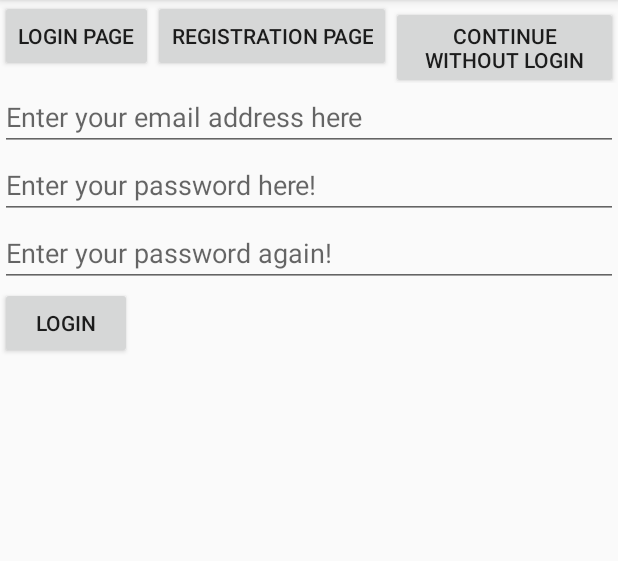
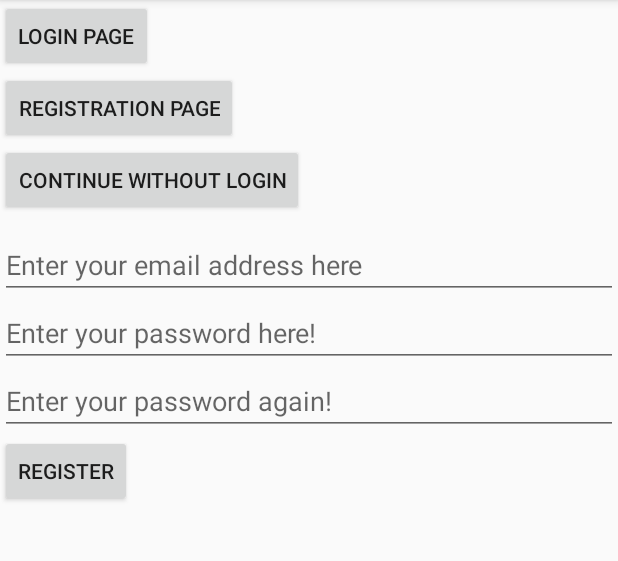
Before and after one commit to UjhelyiB/Museum, an Android app: the screen it shows after launch (LoginActivity), after a tap on "REGISTRATION PAGE", on a phone screen of 412 x 824 dp, the part 84-645 px from its top. Run offline under Robolectric (Android 15) with nearby library versions, the phone set to English and light mode, and no system bars; 1 other tap on this screen came first.

Commit message:
login and registration page structure implementation

```diff
--- a/app/src/main/java/hu/bme/museum/hu/bme/museum/loginfragments/RegistrationFragment.java
+++ b/app/src/main/java/hu/bme/museum/hu/bme/museum/loginfragments/RegistrationFragment.java
@@ -37,9 +37,9 @@ public class RegistrationFragment extends Fragment {
             @Override
             public void onClick(View v) {
                 if(tryRegister()){
-                    Toast.makeText(getActivity(), REGISTRATION_SUCCESSFUL, Toast.LENGTH_SHORT);
+                    Toast.makeText(getActivity(), REGISTRATION_SUCCESSFUL, Toast.LENGTH_SHORT).show();
                 }else{
-                    Toast.makeText(getActivity(), REGISTRATION_UNSUCCESSFUL, Toast.LENGTH_SHORT);
+                    Toast.makeText(getActivity(), REGISTRATION_UNSUCCESSFUL, Toast.LENGTH_SHORT).show();
                 }
             }
         });
@@ -48,6 +48,7 @@ public class RegistrationFragment extends Fragment {
     }
 
     //TODO
+    //reade from DB
     private boolean tryRegister(){
         return true;
     }
--- a/app/src/main/res/layout/activity_login.xml
+++ b/app/src/main/res/layout/activity_login.xml
@@ -7,7 +7,7 @@
     <LinearLayout
         android:layout_width="wrap_content"
         android:layout_height="wrap_content"
-        android:orientation="horizontal">
+        android:orientation="vertical">
 
         <Button
             android:id="@+id/btLoginPage"
@@ -23,6 +23,7 @@
             android:id="@+id/btContinueWithoutLogin"
             android:layout_width="wrap_content"
             android:layout_height="wrap_content"
+            android:layout_marginBottom="10dp"
             android:text="@string/continue_without_login"/>
 
     </LinearLayout>
--- a/app/src/main/res/layout/fragment_login.xml
+++ b/app/src/main/res/layout/fragment_login.xml
@@ -7,13 +7,15 @@
         android:id="@+id/etLoginEmail"
         android:layout_width="match_parent"
         android:layout_height="wrap_content"
-        android:hint="@string/enter_email"/>
+        android:hint="@string/enter_email"
+        android:inputType="textEmailAddress"/>
 
     <EditText
         android:id="@+id/etLoginPassword"
         android:layout_width="match_parent"
         android:layout_height="wrap_content"
-        android:hint="@string/enter_password"/>
+        android:hint="@string/enter_password"
+        android:inputType="textPassword"/>
 
     <Button
         android:id="@+id/btLogin"
--- a/app/src/main/res/layout/fragment_registration.xml
+++ b/app/src/main/res/layout/fragment_registration.xml
@@ -7,24 +7,27 @@
         android:id="@+id/etRegistratonEmail"
         android:layout_width="match_parent"
         android:layout_height="wrap_content"
-        android:hint="@string/enter_email"/>
+        android:hint="@string/enter_email"
+        android:inputType="textEmailAddress"/>
 
     <EditText
         android:id="@+id/etRegistrationPassword"
         android:layout_width="match_parent"
         android:layout_height="wrap_content"
-        android:hint="@string/enter_password"/>
+        android:hint="@string/enter_password"
+        android:inputType="textPassword"/>
 
     <EditText
         android:id="@+id/etRegistrationPasswordAgain"
         android:layout_width="match_parent"
         android:layout_height="wrap_content"
-        android:hint="@string/enter_password_again"/>
+        android:hint="@string/enter_password_again"
+        android:inputType="textPassword"/>
 
     <Button
         android:id="@+id/btRegister"
         android:layout_width="wrap_content"
         android:layout_height="wrap_content"
-        android:text="@string/login"/>
+        android:text="@string/register"/>
 
 </LinearLayout>
--- a/app/src/main/res/values/strings.xml
+++ b/app/src/main/res/values/strings.xml
@@ -3,6 +3,7 @@
     <string name="enter_password">Enter your password here!</string>
     <string name="enter_email">Enter your email address here</string>
     <string name="login">Login</string>
+    <string name="register">Register</string>
     <string name="enter_password_again">Enter your password again!</string>
     <string name="login_page">Login Page</string>
     <string name="registration_page">Registration Page</string>
```
Also changed, not shown: app/src/main/java/hu/bme/museum/ApplicationActivity.java (+11 -0 lines), app/src/main/java/hu/bme/museum/LoginActivity.java (+5 -2 lines), app/src/main/java/hu/bme/museum/hu/bme/museum/loginfragments/LoginFragment.java (+12 -2 lines).
